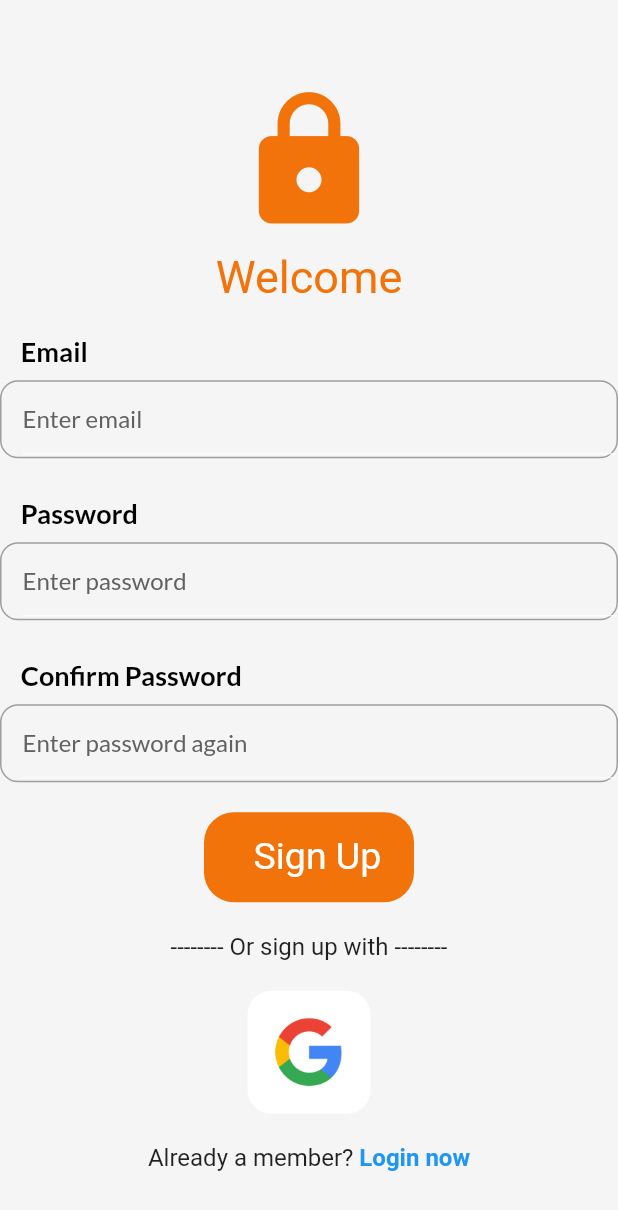
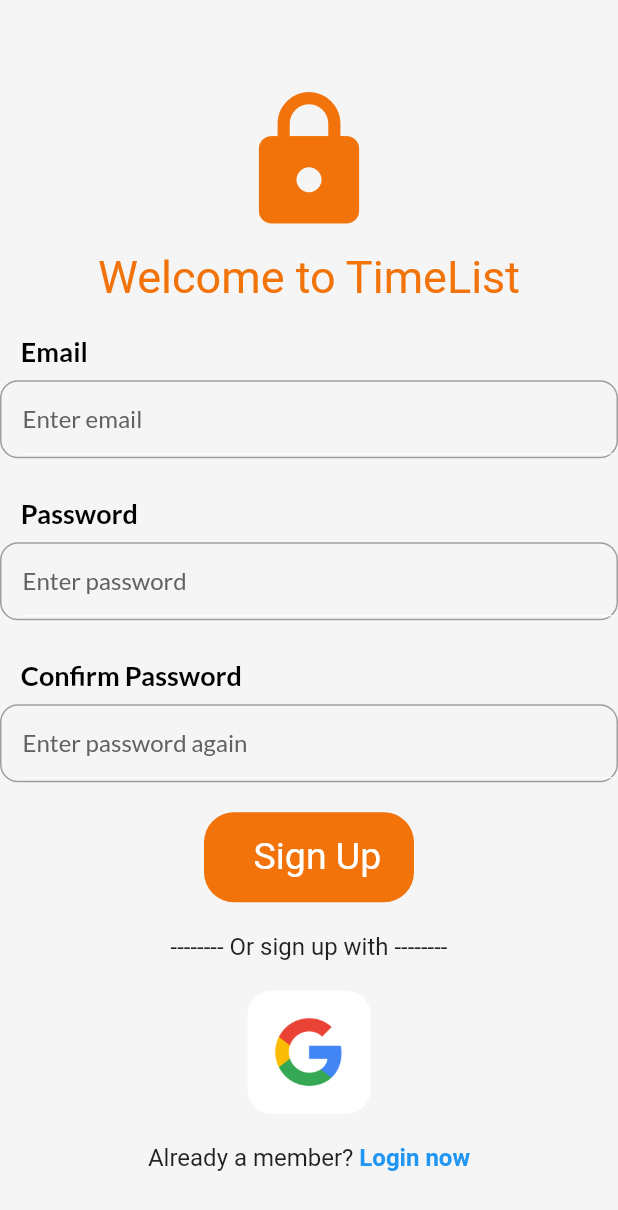
Before and after one commit to E-voni/TimeListApp, a Flutter app: the screen it shows after launch, after a tap on "Register now", on a phone screen of 412 x 824 dp. Shown: the top 1210 px of the screen. Run offline on Flutter 3.47's test engine with Material 2 defaults, Android fonts, the phone set to English and light mode, and no system bars; our stand-ins replace date_picker_timeline, firebase_auth, firebase_core, flutter_staggered_animations, get, get_storage and 3 more; accounts and stored records are empty; network calls fail.

Commit message:
update UI

```diff
--- a/lib/ui/pages/home_page.dart
+++ b/lib/ui/pages/home_page.dart
@@ -27,7 +27,7 @@ class _HomePageState extends State<HomePage> {
   double left=630;
   double top=900;
   Timer? _timer;
-//  final user = FirebaseAuth.instance.currentUser!;
+  //final user = FirebaseAuth.instance.currentUser!;
 
   @override
   void initState() {
@@ -315,7 +315,6 @@ class _HomePageState extends State<HomePage> {
       ),
     );
   }
-
   _noTaskMsg() {
     return Stack(
       children:[ AnimatedPositioned(
--- a/lib/ui/pages/login_page.dart
+++ b/lib/ui/pages/login_page.dart
@@ -67,7 +67,6 @@ class _LoginPageState extends State<LoginPage> {
     );
   }
 
-
 @override
   Widget build(BuildContext context){
     return Scaffold(
@@ -79,13 +78,13 @@ class _LoginPageState extends State<LoginPage> {
               mainAxisAlignment: MainAxisAlignment.center,
               children:  [
                 const SizedBox(height: 25),
-                const Icon(Icons.lock,
+                const Icon(Icons.person,
                 size: 100,
                 color: Color(0xfff17309)),
 
                 const SizedBox(height: 20),
                 const Text(
-                    "Welcome",
+                    "Welcome to TimeList",
                   style: TextStyle(color: Color(0xfff17309),
                   fontSize: 30,)
                 ),
@@ -167,14 +166,10 @@ class _LoginPageState extends State<LoginPage> {
                   ],
                 )
               ],
-
             ),
           ),
         ),
       )
-
-
-
     );
   }
 }
--- a/lib/ui/pages/reg_page.dart
+++ b/lib/ui/pages/reg_page.dart
@@ -91,7 +91,7 @@ class _RegPageState extends State<RegPage> {
 
                   const SizedBox(height: 10),
                   const Text(
-                      "Welcome",
+                      "Welcome to TimeList",
                       style: TextStyle(color: Color(0xfff17309),
                         fontSize: 30,)
                   ),
```
